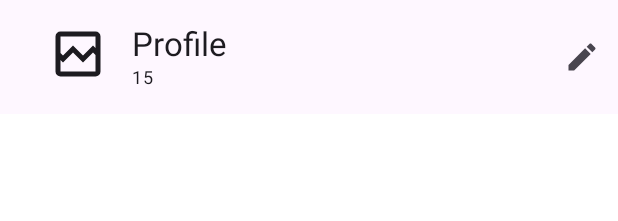
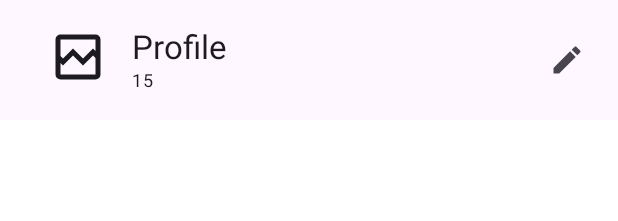
Before and after one commit to HtmlIsBetterThanC/SteamDex, an Android app built with Jetpack Compose: the @Preview function ScreenTopBarPreviewWithAction, on a phone screen of 412 x 824 dp. Shown: the top 221 px of the screen. Run offline under Robolectric (Android 15) with nearby library versions, the phone set to English and light mode, and no system bars; pictures from the network do not load.

Commit message:
fix: improved ScreenTopBar

```diff
--- a/app/src/main/java/ict/android/steamdex/ui/components/ScreenTopBar.kt
+++ b/app/src/main/java/ict/android/steamdex/ui/components/ScreenTopBar.kt
@@ -1,6 +1,5 @@
 package ict.android.steamdex.ui.components
 
-import androidx.compose.foundation.background
 import androidx.compose.foundation.clickable
 import androidx.compose.foundation.layout.Arrangement
 import androidx.compose.foundation.layout.Column
@@ -39,6 +38,7 @@ fun ScreenTopBar(
 ) {
     TopAppBar(
         title = {
+            // TODO make clickable area bigger
             Row(
                 Modifier
                     .padding(16.dp)
@@ -58,12 +58,10 @@ fun ScreenTopBar(
                 }
             }
         },
-        colors = TopAppBarDefaults.topAppBarColors(
-            containerColor = Color.Transparent,
-            scrolledContainerColor = Color.Transparent
-        ),
-        modifier = modifier.background(Color.Transparent),
-        actions = actions
+        modifier = modifier.padding(end = 10.dp),
+        actions = actions,
+        expandedHeight = 80.dp,
+        colors = TopAppBarDefaults.topAppBarColors(containerColor = Color.Transparent)
     )
 }
 
```
